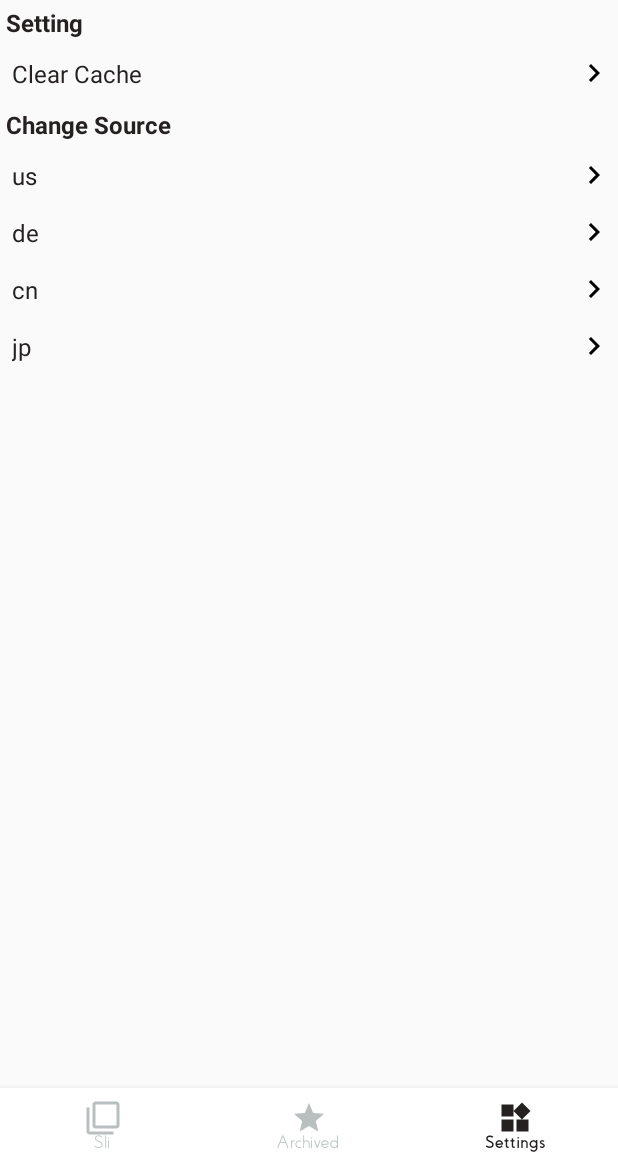
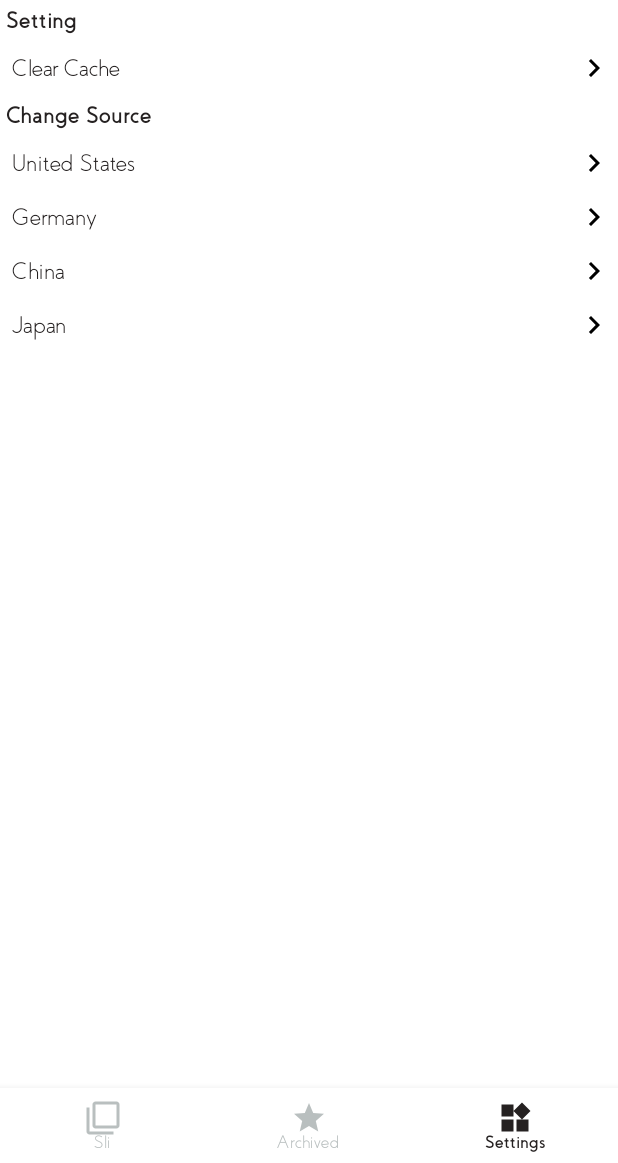
Before and after one commit to YubaiTao/Newsli, an Android app: the screen it shows after launch (MainActivity), item 3 of the bottom bar chosen, on a phone screen of 412 x 824 dp, the part 73-1236 px from its top. Run offline under Robolectric (Android 15) with nearby library versions, the phone set to English and light mode, and no system bars; our stand-ins replace EventBus, Room's generated code, RxJava; libraries missing offline, so code that uses them is left out: com.facebook.stetho, com.mindorks.placeholderview; network calls fail; 3 statements that could not run were skipped.

Commit message:
* Update.

```diff
--- a/app/src/main/res/layout/fragment_profile.xml
+++ b/app/src/main/res/layout/fragment_profile.xml
@@ -3,4 +3,5 @@
     xmlns:android="http://schemas.android.com/apk/res/android"
     android:layout_height="match_parent"
     android:layout_width="match_parent"
+    android:background="@color/white"
     android:id="@+id/recycler_view"/>
--- a/app/src/main/res/layout/setting_row_text_layout.xml
+++ b/app/src/main/res/layout/setting_row_text_layout.xml
@@ -15,6 +15,7 @@
         android:layout_height="wrap_content"
         android:padding="@dimen/four_dp"
         android:textSize="16sp"
+        android:fontFamily="@font/coves_light"
         />
 
     <ImageView
--- a/app/src/main/res/layout/setting_title_layout.xml
+++ b/app/src/main/res/layout/setting_title_layout.xml
@@ -10,6 +10,7 @@
         android:layout_height="wrap_content"
         android:textSize="16sp"
         android:textStyle="bold"
+        android:fontFamily="@font/coves_bold"
         android:id="@+id/title"/>
 
 </LinearLayout>
--- a/app/src/main/res/values/strings.xml
+++ b/app/src/main/res/values/strings.xml
@@ -18,8 +18,8 @@
 
     <!-- Settings -->
     <string name="change_source">Change Source</string>
-    <string name="de">de</string>
-    <string name="us">us</string>
-    <string name="cn">cn</string>
-    <string name="jp">jp</string>
+    <string name="de">Germany</string>
+    <string name="us">United States</string>
+    <string name="cn">China</string>
+    <string name="jp">Japan</string>
 </resources>
```
